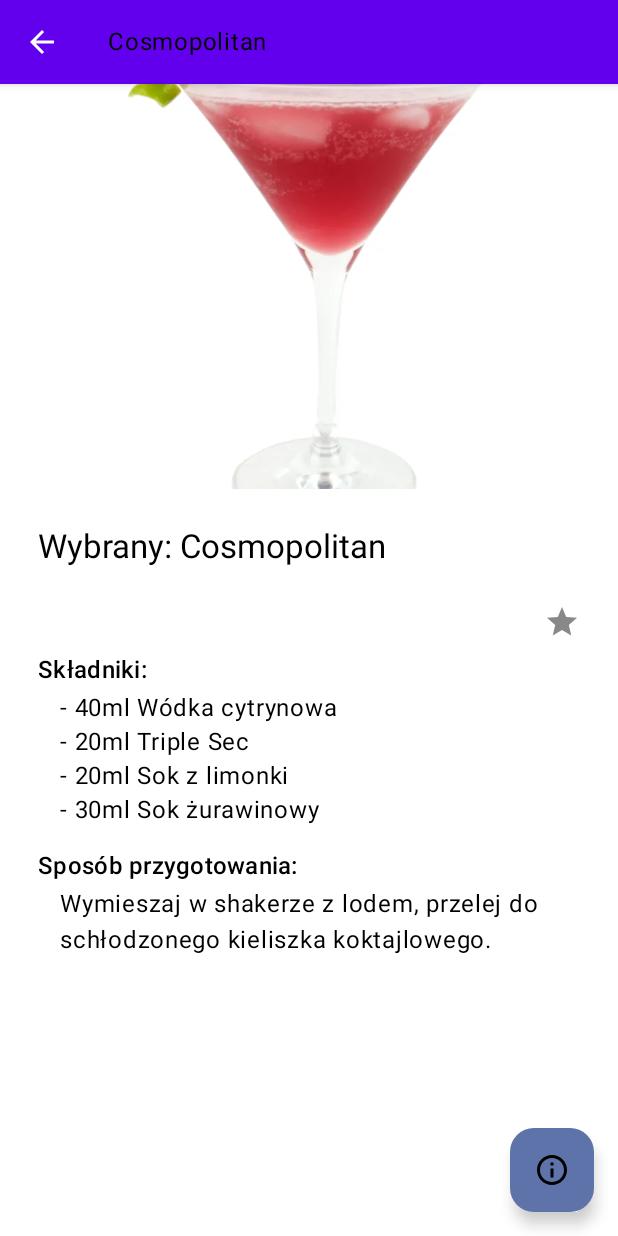
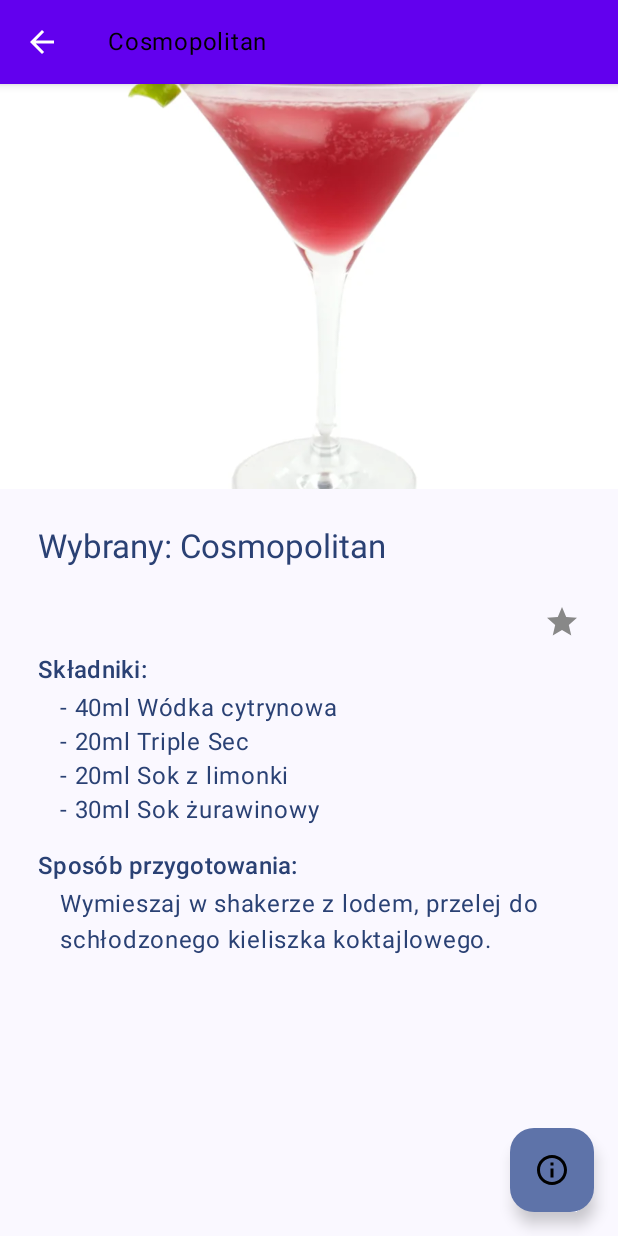
Before and after one commit to Kledzior/SpisKoktajli, an Android app built with Jetpack Compose: the composable CocktailList shown on its own in the app's theme, after a tap on "Cosmopolitan", on a phone screen of 412 x 824 dp. Run offline under Robolectric (Android 15) with nearby library versions, the phone set to English and light mode, and no system bars.

Commit message:
lepszy Motyw

```diff
--- a/app/src/main/java/com/example/mobilecocktails/CocktailActivity.kt
+++ b/app/src/main/java/com/example/mobilecocktails/CocktailActivity.kt
@@ -250,6 +250,9 @@ fun CocktailListWithDetails(cocktailName: String?) {
             modifier = Modifier
                 .fillMaxSize()
                 .padding(innerPadding)
+                .background(MaterialTheme.colorScheme.surface),
+
+
         ) {
 
             item {
@@ -272,6 +275,7 @@ fun CocktailListWithDetails(cocktailName: String?) {
                 Text(
                     text = "Wybrany: $cocktailName",
                     style = MaterialTheme.typography.titleLarge,
+                    color = MaterialTheme.colorScheme.primary,
                     modifier = Modifier
                         .padding(25.dp)
                 )
@@ -292,7 +296,9 @@ fun CocktailListWithDetails(cocktailName: String?) {
                 Text(
                     text = "Składniki:",
                     style = MaterialTheme.typography.titleMedium,
+                    color = MaterialTheme.colorScheme.primary,
                     modifier = Modifier.padding(start = 25.dp, top = 8.dp)
+
                 )
             }
 
@@ -300,6 +306,7 @@ fun CocktailListWithDetails(cocktailName: String?) {
                 Text(
                     text = "- $ingredient",
                     style = MaterialTheme.typography.bodyLarge,
+                    color = MaterialTheme.colorScheme.primary,
                     modifier = Modifier.padding(start = 40.dp, top = 4.dp)
                 )
             }
@@ -309,12 +316,14 @@ fun CocktailListWithDetails(cocktailName: String?) {
 
                 Text(
                     text = "Sposób przygotowania:",
+                    color = MaterialTheme.colorScheme.primary,
                     style = MaterialTheme.typography.titleMedium,
                     modifier = Modifier.padding(start = 25.dp)
                 )
 
                 Text(
                     text = preparation,
+                    color = MaterialTheme.colorScheme.primary,
                     style = MaterialTheme.typography.bodyLarge,
                     modifier = Modifier.padding(start = 40.dp, top = 4.dp, bottom = 16.dp)
                 )
--- a/app/src/main/java/com/example/mobilecocktails/MainActivity.kt
+++ b/app/src/main/java/com/example/mobilecocktails/MainActivity.kt
@@ -235,13 +235,14 @@ fun CocktailList(navController: NavController) {
                     modifier = Modifier
                         .weight(1f)
                         .padding(end = 4.dp, top = 20.dp)
+                        .background(MaterialTheme.colorScheme.surface)
                 ) {
                     items(currentList) { cocktail ->
                         Card(
                             modifier = Modifier
                                 .padding(4.dp)
-                                .widthIn(max = 600.dp) // Dobrze wygląda na tabletach
-                                .align(Alignment.CenterHorizontally) // Wyśrodkuj
+                                .widthIn(max = 600.dp)
+                                .align(Alignment.CenterHorizontally)
                                 .clickable {
                                     Log.d("CocktailApp", "Kliknięto koktajl: $cocktail")
                                     selectedCocktail = cocktail
@@ -334,6 +335,7 @@ fun FavoritesList(navController: NavController) {
                         .padding(top = 50.dp)
                 )
                 Text(
+
                     text = "\u2B50 Ulubione \u2B50", fontSize = 20.sp,
                     modifier = Modifier
                         .fillMaxWidth().padding(10.dp)
@@ -360,6 +362,7 @@ fun FavoritesList(navController: NavController) {
                     modifier = Modifier
                         .weight(1f)
                         .padding(end = 4.dp, top = 24.dp)
+                        .background(MaterialTheme.colorScheme.surface)
                 ) {
                     items(favorites) { cocktail ->
                         Card(
--- a/app/src/main/java/com/example/mobilecocktails/ui/theme/Theme.kt
+++ b/app/src/main/java/com/example/mobilecocktails/ui/theme/Theme.kt
@@ -27,17 +27,6 @@ private val LightColorScheme = lightColorScheme(
     surface= Surface,
     onPrimary = Color.Black,
     onSurface = Color.Black,
-
-
-    /* Other default colors to override
-    background = Color(0xFFFFFBFE),
-    surface = Color(0xFFFFFBFE),
-    onPrimary = Color.White,
-    onSecondary = Color.White,
-    onTertiary = Color.White,
-    onBackground = Color(0xFF1C1B1F),
-    onSurface = Color(0xFF1C1B1F),
-    */
 )
 
 @Composable
```
Lines whose indentation alone changed are shown as unchanged.
